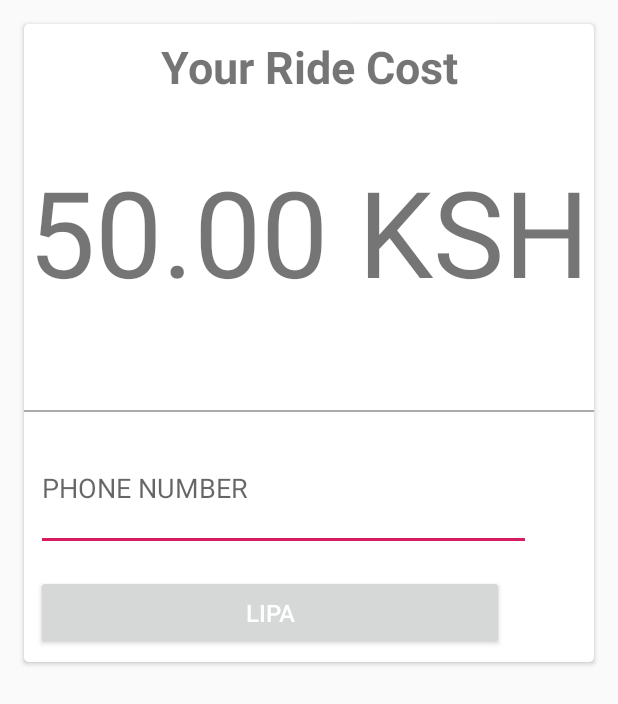
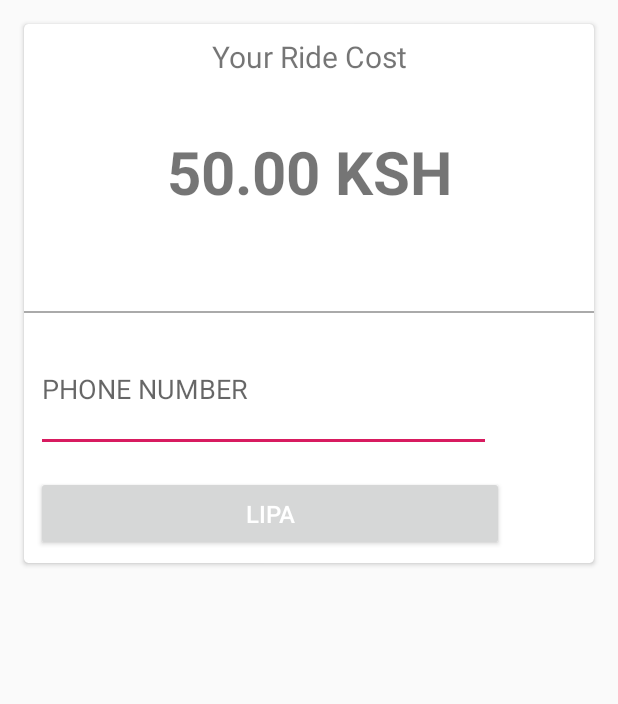
Before and after one commit to poppinjay13/Bisco, an Android app: the Payment screen opened directly, with no data from a screen before it, on a phone screen of 412 x 824 dp. Shown: the top 704 px of the screen. Run offline under Robolectric (Android 15) with nearby library versions, the phone set to English and light mode, and no system bars; libraries missing offline, so code that uses them is left out: com.androidstudy.daraja; 1 statement that could not run was skipped.

Commit message:
Update activity_payment.xml
ui changes

```diff
--- a/app/src/main/res/layout/activity_payment.xml
+++ b/app/src/main/res/layout/activity_payment.xml
@@ -27,8 +27,7 @@
         android:layout_marginBottom="8dp"
         android:text="Your Ride Cost"
         android:textAlignment="center"
-        android:textSize="30dp"
-        android:textStyle="bold"
+        android:textSize="20dp"
         app:layout_constraintBottom_toBottomOf="parent"
         app:layout_constraintTop_toTopOf="@+id/textView7"
         app:layout_constraintVertical_bias="0.0"
@@ -44,7 +43,8 @@
         android:paddingBottom="50dp"
         android:text="50.00 KSH"
         android:textAlignment="center"
-        android:textSize="80dp"
+        android:textSize="40dp"
+        android:textStyle="bold"
         app:layout_constraintBottom_toBottomOf="parent"
         app:layout_constraintTop_toTopOf="parent"
         app:layout_constraintVertical_bias="0.065"
@@ -65,9 +65,10 @@
     android:layout_width="match_parent"
     android:layout_height="wrap_content"
     android:orientation="vertical">
+
     <EditText
         android:id="@+id/editText"
-        android:layout_width="330dp"
+        android:layout_width="303dp"
         android:layout_height="wrap_content"
         android:layout_marginStart="8dp"
         android:layout_marginLeft="8dp"
```
